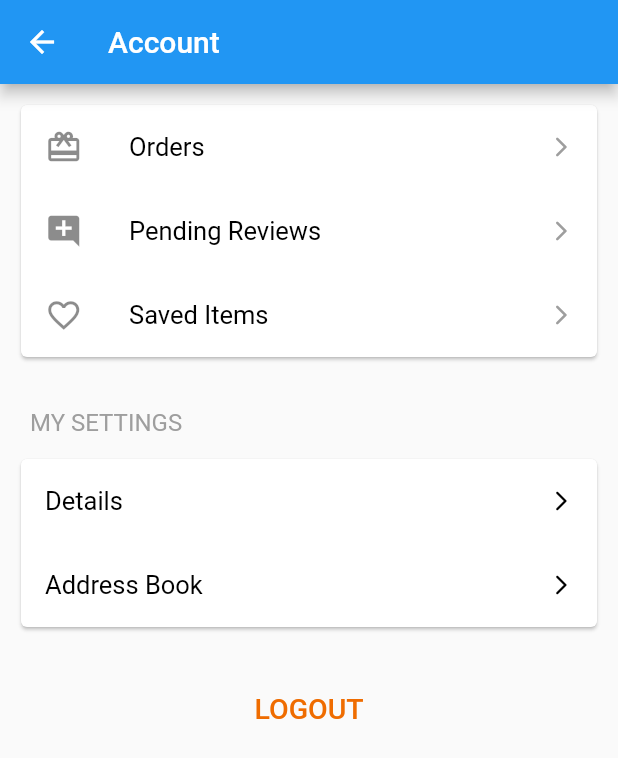
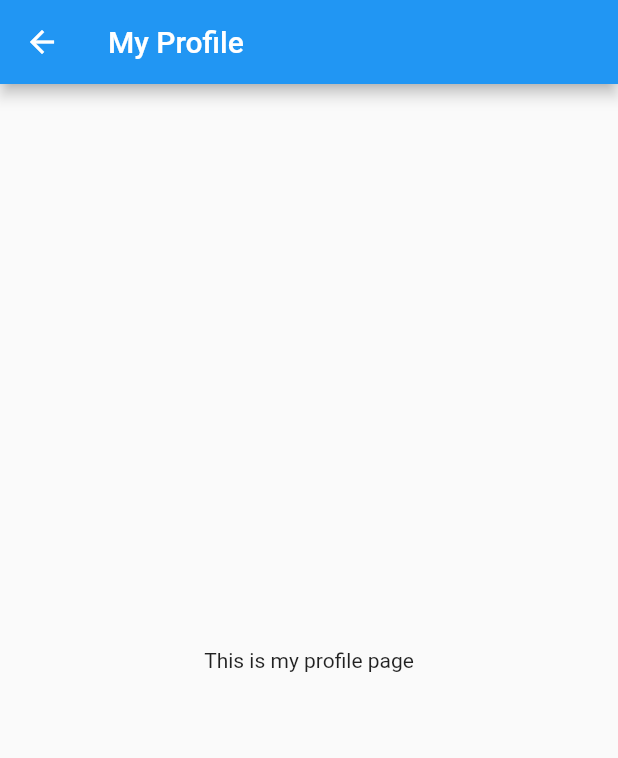
Before and after one commit to evansmwenda/RaashinEcommerce, a Flutter app: the AccountScreen screen opened by its route, after a tap on "Details", on a phone screen of 412 x 824 dp. Shown: the top 758 px of the screen. Run offline on Flutter 3.47's test engine with Material 2 defaults, Android fonts, the phone set to English and light mode, and no system bars; our stand-ins replace cached_network_image, carousel_slider, flutter_rating_bar, shared_preferences, toast; accounts and stored records are empty.

Commit message:
started working on addresses and profile pages

```diff
--- a/lib/main.dart
+++ b/lib/main.dart
@@ -4,7 +4,9 @@ import 'package:raashin/screens/cart_details.dart';
 import 'package:raashin/screens/categories_screen.dart';
 import 'package:raashin/screens/home_page.dart';
 import 'package:raashin/screens/login.dart';
+import 'package:raashin/screens/my_addresses.dart';
 import 'package:raashin/screens/my_orders.dart';
+import 'package:raashin/screens/my_profile.dart';
 import 'package:raashin/screens/order_details.dart';
 import 'package:raashin/screens/pending_reviews.dart';
 import 'package:raashin/screens/product_details.dart';
@@ -37,6 +39,8 @@ void main() {
         OrderDetails.routeName: (context) => OrderDetails(),//OrderDetails
         PendingReviews.routeName: (context) => PendingReviews(),//PendingReviews
         SavedItems.routeName: (context) => SavedItems(),//SavedItems
+        MyProfile.routeName: (context) => MyProfile(),//MyProfile
+        MyAddresses.routeName: (context) => MyAddresses(),//MyAddresses
         //ProductDetails
 
 
--- /dev/null
+++ b/lib/screens/my_profile.dart
@@ -0,0 +1,21 @@
+import 'package:flutter/material.dart';
+
+class MyProfile extends StatefulWidget {
+  static const routeName = '/my-profile';
+  @override
+  _MyProfileState createState() => _MyProfileState();
+}
+
+class _MyProfileState extends State<MyProfile> {
+  @override
+  Widget build(BuildContext context) {
+    return Scaffold(
+      appBar: AppBar(
+        title: Text("My Profile"),
+      ),
+      body: Center(
+        child: Text("This is my profile page"),
+      ),
+    );
+  }
+}
```
Also changed, not shown: lib/screens/account_screen.dart (+8 -2 lines), lib/screens/my_addresses.dart (added, +21 -0 lines).
